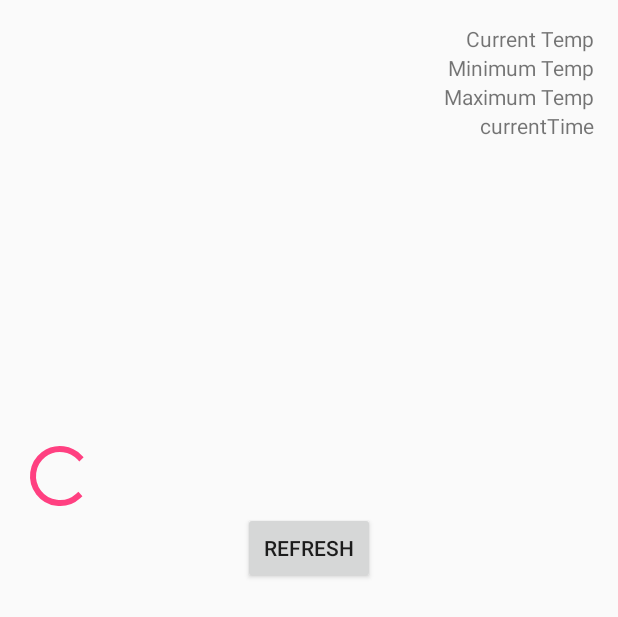
After one commit to PDBwd/CST2335, an Android app: the layout activity_weather_forecast.xml on its own in the app's theme, with its tools: preview values and no code run, on a phone screen of 412 x 824 dp. The commit adds this screen. Shown: the top 617 px of the screen. Run offline under Robolectric (Android 15) with nearby library versions, the phone set to English and light mode, and no system bars.

Commit message:
Finished Lab 6

```diff
--- a/app/src/main/java/com/example/paul/lab1/LoginActivity.java
+++ b/app/src/main/java/com/example/paul/lab1/LoginActivity.java
@@ -20,7 +20,7 @@ public class LoginActivity extends AppCompatActivity {
     @Override
     protected void onCreate(Bundle savedInstanceState) {
         super.onCreate(savedInstanceState);
-        setContentView(R.layout.activity_login);
+        setContentView(R.layout.activity_login); // turning activity_login xml into an object
         Toolbar toolbar = (Toolbar) findViewById(R.id.toolbar);
         setSupportActionBar(toolbar);
 
--- /dev/null
+++ b/app/src/main/res/layout/activity_weather_forecast.xml
@@ -0,0 +1,70 @@
+<?xml version="1.0" encoding="utf-8"?>
+<LinearLayout xmlns:android="http://schemas.android.com/apk/res/android"
+    xmlns:tools="http://schemas.android.com/tools"
+    android:layout_width="match_parent"
+    android:layout_height="match_parent"
+    android:paddingBottom="@dimen/activity_vertical_margin"
+    android:paddingLeft="@dimen/activity_horizontal_margin"
+    android:paddingRight="@dimen/activity_horizontal_margin"
+    android:paddingTop="@dimen/activity_vertical_margin"
+    tools:context="com.example.paul.lab1.WeatherForecast"
+    android:orientation="vertical">
+
+    <LinearLayout
+        android:orientation="vertical"
+        android:layout_width="match_parent"
+        android:layout_height="match_parent"
+        android:weightSum="1">
+
+        <TextView
+            android:layout_width="wrap_content"
+            android:layout_height="wrap_content"
+            android:text="Current Temp"
+            android:id="@+id/currentTemp"
+            android:layout_gravity="right" />
+
+        <TextView
+            android:layout_width="wrap_content"
+            android:layout_height="wrap_content"
+            android:text="Minimum Temp"
+            android:id="@+id/minTemp"
+            android:layout_gravity="right" />
+
+        <TextView
+            android:layout_width="wrap_content"
+            android:layout_height="wrap_content"
+            android:text="Maximum Temp"
+            android:id="@+id/maxTemp"
+            android:layout_gravity="right" />
+
+        <TextView
+            android:layout_width="wrap_content"
+            android:layout_height="wrap_content"
+            android:text="currentTime"
+            android:id="@+id/currentTime"
+            android:layout_gravity="right"
+            android:singleLine="true" />
+
+        <ImageView
+            android:layout_width="wrap_content"
+            android:layout_height="wrap_content"
+            android:id="@+id/weatherImage"
+            android:minHeight="200dp"
+            android:minWidth="200dp" />
+
+        <ProgressBar
+            android:layout_width="wrap_content"
+            android:layout_height="wrap_content"
+            android:id="@+id/progressBar"
+            />
+
+        <Button
+            android:layout_width="wrap_content"
+            android:layout_height="wrap_content"
+            android:text="Refresh"
+            android:id="@+id/weather"
+            android:layout_gravity="center_horizontal" />
+
+    </LinearLayout>
+
+</LinearLayout>
--- a/app/src/main/res/values/strings.xml
+++ b/app/src/main/res/values/strings.xml
@@ -15,6 +15,7 @@
     <string name="cancel">No</string>
     <string name="startChat">Start Chat</string>
     <string name="sendButton">Send</string>
+    <string name="weatherButton">Check Weather</string>
 
 
 </resources>
```
Also changed, not shown: app/src/main/AndroidManifest.xml (+5 -7 lines), app/src/main/java/com/example/paul/lab1/ChatDatabaseHelper.java (+5 -5 lines), app/src/main/java/com/example/paul/lab1/ChatWindow.java (+8 -5 lines), app/src/main/java/com/example/paul/lab1/StartActivity.java (+12 -2 lines), app/src/main/java/com/example/paul/lab1/WeatherForecast.java (added, +221 -0 lines), app/src/main/res/layout/activity_start.xml (+8 -0 lines), app/src/main/res/layout/chat_row_incoming.xml (+11 -10 lines), 1 other file.
